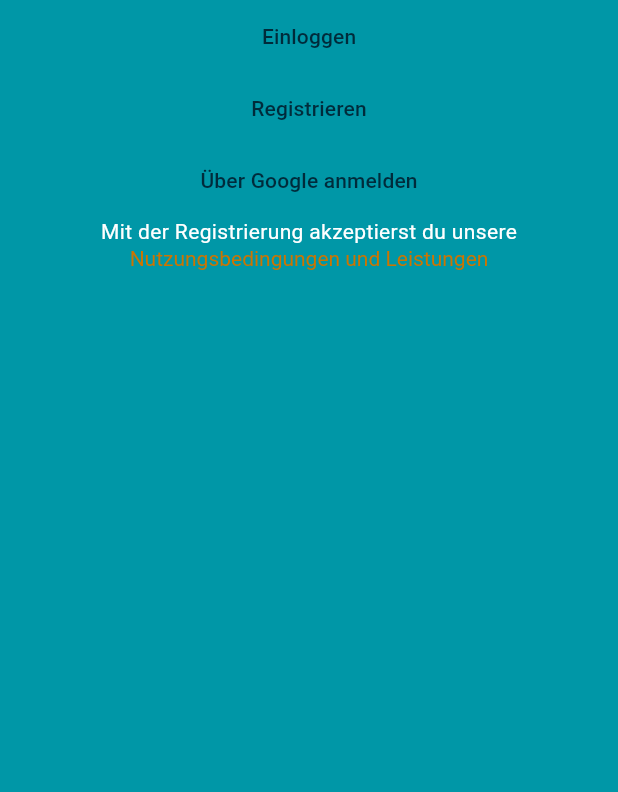
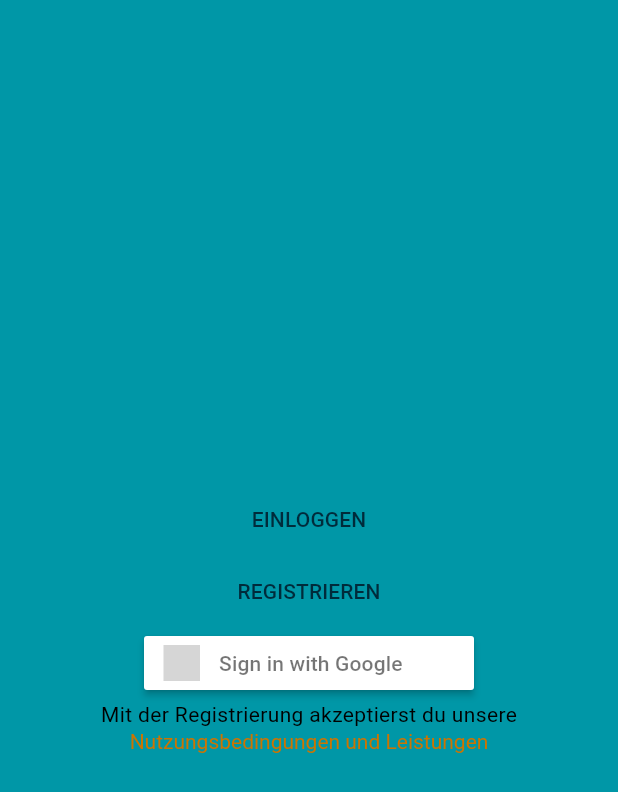
Before and after one commit to Catrobat/PocketCode-IDE-Flutter, a Flutter app: the SignInPage screen opened directly, on a phone screen of 412 x 824 dp. Shown: the top 792 px of the screen. Run offline on Flutter 3.47's test engine with Material 2 defaults, Android fonts, the phone set to English and light mode, and no system bars; drawn by our look-alikes of sign_in_button; grey boxes are pictures that could not be loaded.

Commit message:
Create google button and dialog for signin and register

```diff
--- a/lib/SignInPage.dart
+++ b/lib/SignInPage.dart
@@ -1,7 +1,10 @@
+import 'package:catrobat_flutter/ui/shared/dialogs/SignInRegisterDialog.dart';
 import 'package:flutter/material.dart';
 import 'package:url_launcher/url_launcher.dart';
 import 'package:flutter/gestures.dart';
+import 'package:sign_in_button/sign_in_button.dart';
 
+import 'package:catrobat_flutter/ui/shared/dialogs/TextDialog.dart';
 
 class SignInPage extends StatefulWidget {
   const SignInPage({super.key});
@@ -13,29 +16,71 @@ class SignInPage extends StatefulWidget {
 class _SignInPageState extends State<SignInPage> {
   @override
   Widget build(BuildContext context) {
+    Text titleSignIn = const Text('Einloggen', style: TextStyle(fontSize: 16));
+    List<Widget> contentSignIn =  <Widget>[
+      TextFormField(
+        decoration: const InputDecoration(
+          border: UnderlineInputBorder(),
+          labelText: "Benutzername",
+        ),
+      ),
+    ];
+    List<Widget> actionsSignIn =  <Widget>[
+      TextButton(
+        onPressed: () {
+          Navigator.pop(context);
+        },
+        child: const Text('EINLOGGEN'),
+      ),
+      TextButton(
+        onPressed: () {
+          Navigator.pop(context);
+        },
+        child: const Text('ABBRECHEN'),
+      ),
+      TextButton(
+        onPressed: () {
+          Navigator.pop(context);
+        },
+        child: const Text('PASSWORT ZURÜCKSETZEN'),
+      ),
+    ];
     return Scaffold(
       body: Center(
         child: Column (
+          mainAxisAlignment: MainAxisAlignment.center,
           children: [
             TextButton (
               onPressed: () {
                 Navigator.pop(context);
+                SignInRegisterDialog.signInRegisterDialog(context, titleSignIn, contentSignIn, actionsSignIn);
+
               },
-              child:  const Text('Einloggen'),
+              child:  const Text('EINLOGGEN'),
             ),
             TextButton (
               onPressed: () {
                 Navigator.pop(context);
               },
-              child:  const Text('Registrieren'),
+              child:  const Text('REGISTRIEREN'),
             ),
-            TextButton (
+
+            SignInButton(
+              Buttons.google,
               onPressed: () {
-                Navigator.pop(context);
-              },
-              child:  const Text('Über Google anmelden'),
+                ScaffoldMessenger.of(context).showSnackBar(
+                  const SnackBar( //TODO open google login
+                    content: Text("Google Button Pressed!"),
+                    duration: Duration(milliseconds: 400),
+                  ),
+                );
+              }
             ),
-            const Text("Mit der Registrierung akzeptierst du unsere"),
+            const Text("Mit der Registrierung akzeptierst du unsere",
+              style: TextStyle(
+                color: Color.fromARGB(255, 0, 0, 0)
+              ),
+            ),
             RichText(
               text: TextSpan(
                 text: 'Nutzungsbedingungen und Leistungen',
--- a/pubspec.yaml
+++ b/pubspec.yaml
@@ -36,6 +36,7 @@ dependencies:
   # Use with the CupertinoIcons class for iOS style icons.
   cupertino_icons: ^1.0.2
   url_launcher: ^6.1.11
+  sign_in_button: ^3.2.0
 
 dev_dependencies:
   flutter_test:
```
Also changed, not shown: lib/ui/shared/dialogs/SignInRegisterDialog.dart (added, +25 -0 lines), pubspec.lock.
